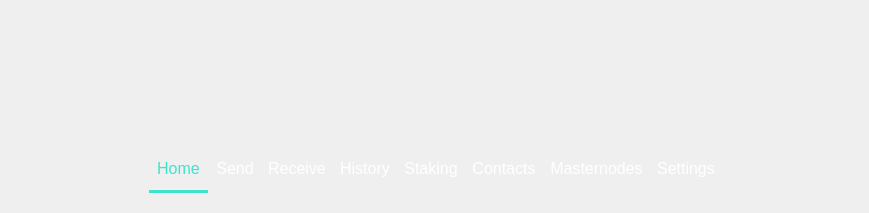
Before: the Qt Designer form src/qt/forms/navmenuwidget.ui in eons-finance/ALQO, drawn with Qt 5.
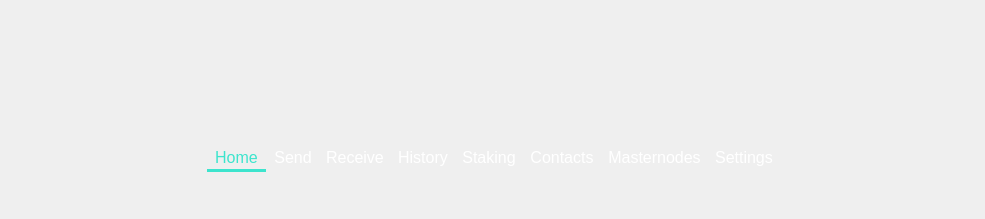
After: the same form once the commit is applied. Custom widgets are drawn as their Qt base class.

The edit to the form file:
```diff
--- a/src/qt/forms/navmenuwidget.ui
+++ b/src/qt/forms/navmenuwidget.ui
@@ -6,8 +6,8 @@
    <rect>
     <x>0</x>
     <y>0</y>
-    <width>869</width>
-    <height>213</height>
+    <width>985</width>
+    <height>219</height>
    </rect>
   </property>
   <property name="sizePolicy">
@@ -741,6 +741,19 @@
         </item>
        </layout>
       </item>
+      <item>
+       <spacer name="verticalSpacer_3">
+        <property name="orientation">
+         <enum>Qt::Vertical</enum>
+        </property>
+        <property name="sizeHint" stdset="0">
+         <size>
+          <width>20</width>
+          <height>40</height>
+         </size>
+        </property>
+       </spacer>
+      </item>
      </layout>
     </widget>
    </item>
```
